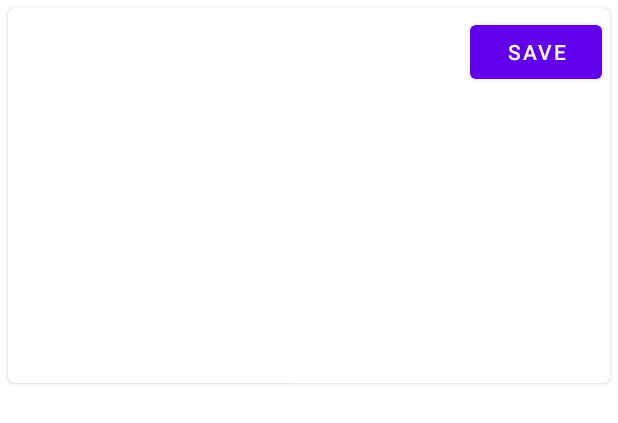
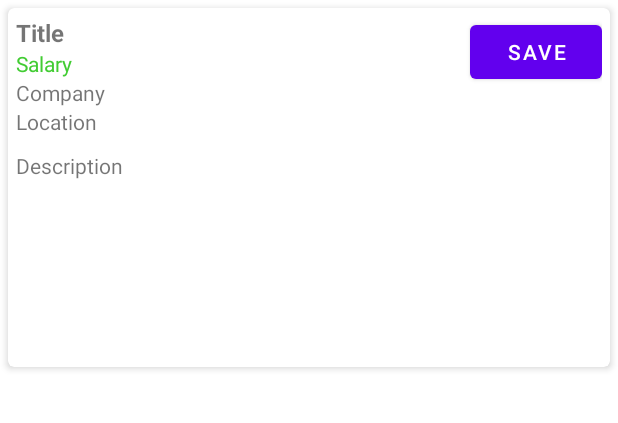
Before and after one commit to NikitunPVLK/JobSeeker, an Android app: the layout vacancy_list_item.xml on its own in the app's theme, with its tools: preview values and no code run, on a phone screen of 412 x 824 dp. Shown: the top 423 px of the screen. Run offline under Robolectric (Android 15) with nearby library versions, the phone set to English and light mode, and no system bars.

Commit message:
Vacancy list UI improvement

```diff
--- a/JobSeeker/app/src/main/res/layout/fragment_detailed_vacancy.xml
+++ b/JobSeeker/app/src/main/res/layout/fragment_detailed_vacancy.xml
@@ -20,6 +20,8 @@
                 android:layout_height="wrap_content"
                 android:layout_marginStart="5dp"
                 android:text="Title"
+                android:textSize="16sp"
+                android:textStyle="bold"
                 app:layout_constraintStart_toStartOf="parent"
                 app:layout_constraintTop_toTopOf="parent" />
 
@@ -29,6 +31,7 @@
                 android:layout_height="wrap_content"
                 android:layout_marginStart="5dp"
                 android:text="Salary"
+                android:textColor="#42CC33"
                 app:layout_constraintStart_toStartOf="parent"
                 app:layout_constraintTop_toBottomOf="@id/vacancy_title" />
 
@@ -45,20 +48,21 @@
                 android:id="@+id/vacancy_location"
                 android:layout_width="wrap_content"
                 android:layout_height="wrap_content"
-                android:layout_marginStart="40dp"
+                android:layout_marginStart="5dp"
                 android:text="location"
-                app:layout_constraintStart_toEndOf="@id/vacancy_company"
-                app:layout_constraintTop_toTopOf="@id/vacancy_company" />
+                app:layout_constraintStart_toStartOf="parent"
+                app:layout_constraintTop_toBottomOf="@id/vacancy_company" />
 
             <TextView
                 android:id="@+id/vacancy_description"
                 android:layout_width="wrap_content"
                 android:layout_height="wrap_content"
+                android:layout_marginTop="10dp"
                 android:padding="5dp"
                 android:text="description"
                 app:layout_constraintEnd_toEndOf="parent"
                 app:layout_constraintStart_toStartOf="parent"
-                app:layout_constraintTop_toBottomOf="@id/vacancy_company" />
+                app:layout_constraintTop_toBottomOf="@id/vacancy_location" />
 
         </androidx.constraintlayout.widget.ConstraintLayout>
     </ScrollView>
--- a/JobSeeker/app/src/main/res/layout/vacancy_list_item.xml
+++ b/JobSeeker/app/src/main/res/layout/vacancy_list_item.xml
@@ -1,11 +1,17 @@
 <?xml version="1.0" encoding="utf-8"?>
-<com.google.android.material.card.MaterialCardView xmlns:android="http://schemas.android.com/apk/res/android"
+<LinearLayout xmlns:android="http://schemas.android.com/apk/res/android"
     xmlns:app="http://schemas.android.com/apk/res-auto"
     xmlns:tools="http://schemas.android.com/tools"
     android:layout_width="match_parent"
-    android:layout_height="250dp"
+    android:layout_height="250dp">
+
+
+    <com.google.android.material.card.MaterialCardView
+
+        android:layout_width="match_parent"
+        android:layout_height="match_parent"
         android:layout_margin="5dp"
-    app:strokeWidth="5dp">
+        app:cardElevation="3dp">
 
         <androidx.constraintlayout.widget.ConstraintLayout
             android:layout_width="match_parent"
@@ -16,6 +22,9 @@
                 android:id="@+id/vacancy_title"
                 android:layout_width="wrap_content"
                 android:layout_height="wrap_content"
+                android:text="Title"
+                android:textSize="16sp"
+                android:textStyle="bold"
                 app:layout_constraintStart_toStartOf="parent"
                 app:layout_constraintTop_toTopOf="parent">
 
@@ -27,12 +36,15 @@
                 android:layout_height="wrap_content"
                 android:text="Save"
                 app:layout_constraintEnd_toEndOf="parent"
-            app:layout_constraintTop_toTopOf="parent"/>
+                app:layout_constraintTop_toTopOf="parent" />
 
             <TextView
                 android:id="@+id/vacancy_salary"
-            android:layout_width="wrap_content"
+                android:layout_width="290dp"
                 android:layout_height="wrap_content"
+                android:text="Salary"
+                android:textColor="#42CC33"
+                android:textSize="14sp"
                 app:layout_constraintStart_toStartOf="parent"
                 app:layout_constraintTop_toBottomOf="@id/vacancy_title">
 
@@ -42,6 +54,9 @@
                 android:id="@+id/vacancy_company"
                 android:layout_width="wrap_content"
                 android:layout_height="wrap_content"
+                android:text="Company"
+                android:textSize="14sp"
+                android:maxWidth="180dp"
                 app:layout_constraintStart_toStartOf="parent"
                 app:layout_constraintTop_toBottomOf="@id/vacancy_salary">
 
@@ -51,8 +66,10 @@
                 android:id="@+id/vacancy_location"
                 android:layout_width="wrap_content"
                 android:layout_height="wrap_content"
-            app:layout_constraintStart_toEndOf="@id/vacancy_company"
-            app:layout_constraintTop_toTopOf="@id/vacancy_company">
+                android:text="Location"
+                android:textSize="14sp"
+                app:layout_constraintStart_toStartOf="parent"
+                app:layout_constraintTop_toBottomOf="@id/vacancy_company">
 
             </TextView>
 
@@ -60,11 +77,17 @@
                 android:id="@+id/vacancy_short_description"
                 android:layout_width="wrap_content"
                 android:layout_height="wrap_content"
+                android:layout_marginTop="10dp"
+                android:ellipsize="end"
+                android:maxLines="7"
+                android:text="Description"
+                android:textSize="14sp"
                 app:layout_constraintStart_toStartOf="parent"
-            app:layout_constraintTop_toBottomOf="@id/vacancy_company">
+                app:layout_constraintTop_toBottomOf="@id/vacancy_location">
 
             </TextView>
 
         </androidx.constraintlayout.widget.ConstraintLayout>
 
     </com.google.android.material.card.MaterialCardView>
+</LinearLayout>
```
Lines whose indentation alone changed are shown as unchanged.
